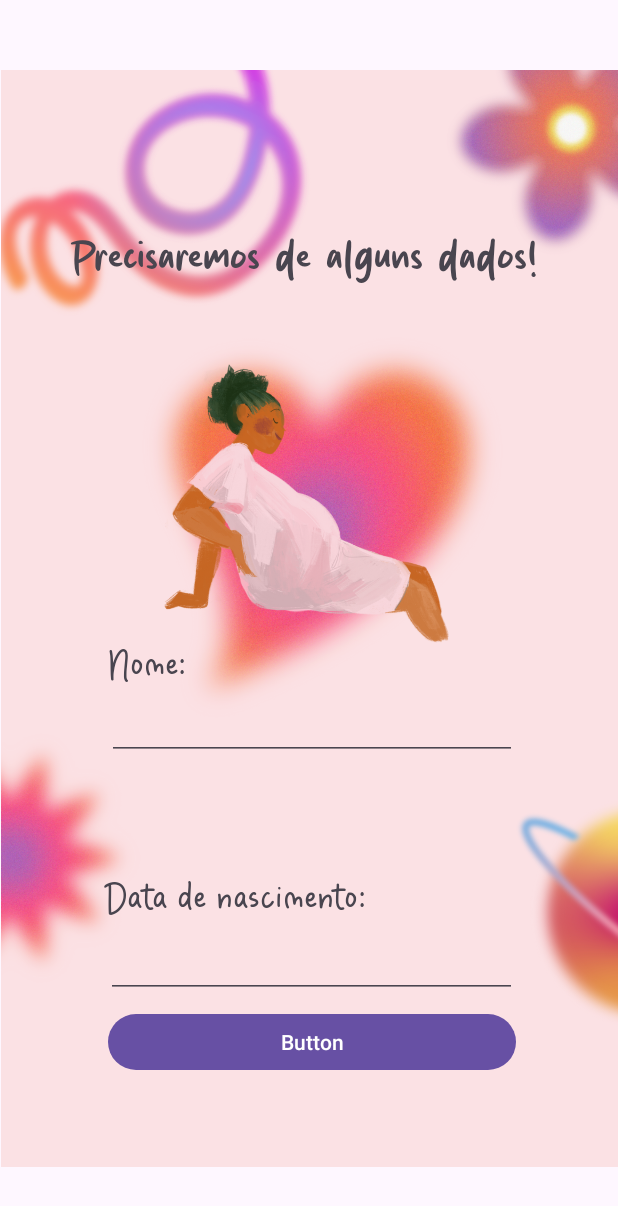
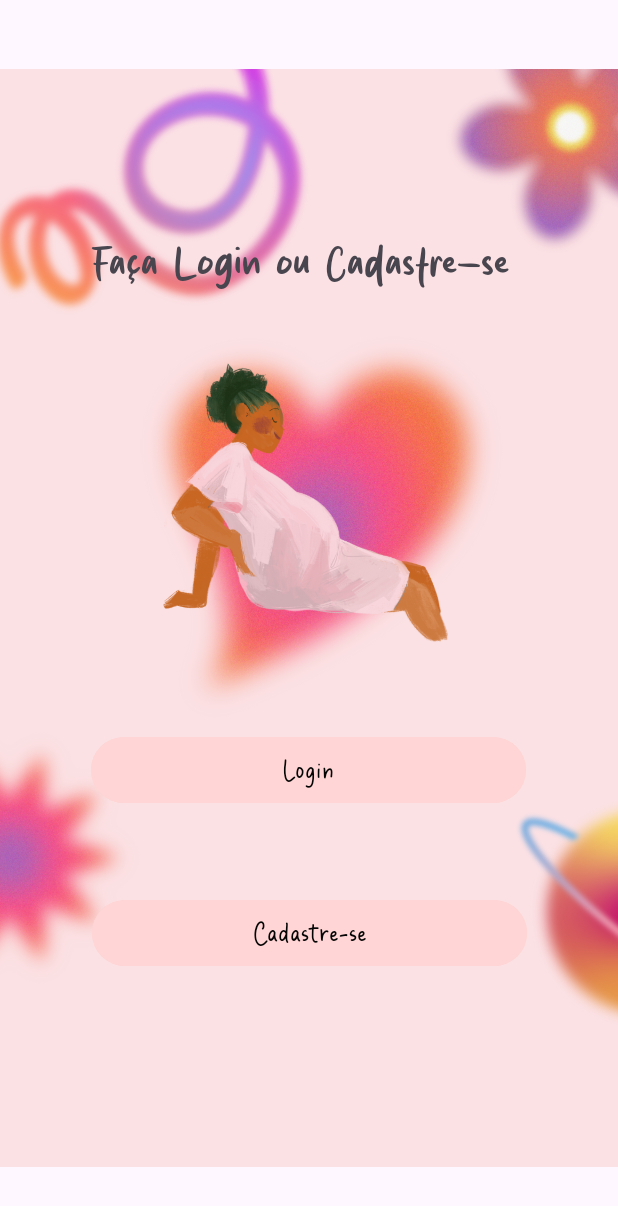
Before and after one commit to TCC111413/Aplicativo, an Android app: the screen it shows after launch (MainActivity), after a tap on "Sou paciente", on a phone screen of 412 x 824 dp. Shown: the top 1206 px of the screen. Run offline under Robolectric (Android 15) with nearby library versions, the phone set to English and light mode, and no system bars.

Commit message:
versao mais atualizada(botoes nao funcionais nao sei pq)

```diff
--- a/app/src/main/java/com/example/aplicativo/MainActivity.kt
+++ b/app/src/main/java/com/example/aplicativo/MainActivity.kt
@@ -15,7 +15,7 @@ class MainActivity : AppCompatActivity() {
 
             val botaotrocar = findViewById<Button>(R.id.idbuttonPaciente)
             botaotrocar.setOnClickListener{
-                setContentView(R.layout.activity_paciente)
+                setContentView(R.layout.activity_tela_paciente)
             }
 
 
--- a/app/src/main/java/com/example/aplicativo/activity_paciente.kt
+++ /dev/null
@@ -1,18 +0,0 @@
-package com.example.aplicativo
-
-import android.os.Bundle
-import android.widget.Button
-import androidx.activity.enableEdgeToEdge
-import androidx.appcompat.app.AppCompatActivity
-class activity_paciente : AppCompatActivity() {
-    override fun onCreate(savedInstanceState: Bundle?) {
-        super.onCreate(savedInstanceState)
-        enableEdgeToEdge()
-        setContentView(R.layout.activity_paciente)
-
-        val botaotrocar = findViewById<Button>(R.id.buttonSeguinte)
-        botaotrocar.setOnClickListener{
-            setContentView(R.layout.paciente2)
-        }
-    }
-}
--- a/app/src/main/java/com/example/aplicativo/paciente2.kt
+++ /dev/null
@@ -1,13 +0,0 @@
-package com.example.aplicativo
-
-import android.os.Bundle
-import androidx.activity.enableEdgeToEdge
-import androidx.appcompat.app.AppCompatActivity
-
-class paciente2 : AppCompatActivity() {
-    override fun onCreate(savedInstanceState: Bundle?) {
-        super.onCreate(savedInstanceState)
-        enableEdgeToEdge()
-        setContentView(R.layout.paciente2)
-    }
-}
--- /dev/null
+++ b/app/src/main/java/com/example/aplicativo/tela_paciente.kt
@@ -0,0 +1,24 @@
+package com.example.aplicativo
+
+import android.content.Intent
+import android.os.Bundle
+import android.widget.Button
+import androidx.activity.enableEdgeToEdge
+import androidx.appcompat.app.AppCompatActivity
+
+class TelaPaciente : AppCompatActivity() {
+    override fun onCreate(savedInstanceState: Bundle?) {
+        super.onCreate(savedInstanceState)
+        enableEdgeToEdge()
+        setContentView(R.layout.activity_tela_paciente)
+
+        val trocartela = findViewById<Button>(R.id.buttonLoginPaciente)
+        trocartela.setOnClickListener {
+            setContentView(R.layout.activity_login_paciente)
+        }
+        val telatrocar = findViewById<Button>(R.id.buttonCadastroPaciente)
+        telatrocar.setOnClickListener {
+            setContentView(R.layout.activity_cadastro_paciente)
+        }
+    }
+}
--- /dev/null
+++ b/app/src/main/res/layout/activity_login_paciente.xml
@@ -0,0 +1,6 @@
+<?xml version="1.0" encoding="utf-8"?>
+<androidx.constraintlayout.widget.ConstraintLayout xmlns:android="http://schemas.android.com/apk/res/android"
+    android:layout_width="match_parent"
+    android:layout_height="match_parent">
+
+</androidx.constraintlayout.widget.ConstraintLayout>
--- a/app/src/main/res/layout/activity_main.xml
+++ b/app/src/main/res/layout/activity_main.xml
@@ -11,9 +11,11 @@
         android:id="@+id/imageView2"
         android:layout_width="wrap_content"
         android:layout_height="wrap_content"
+        app:layout_constraintBottom_toBottomOf="parent"
+        app:layout_constraintEnd_toEndOf="parent"
+        app:layout_constraintStart_toStartOf="parent"
+        app:layout_constraintTop_toTopOf="parent"
         app:srcCompat="@drawable/background_initial"
-        tools:layout_editor_absoluteX="0dp"
-        tools:layout_editor_absoluteY="0dp"
         tools:ignore="MissingConstraints" />
 
     <TextView
@@ -29,7 +31,7 @@
         app:layout_constraintHorizontal_bias="0.496"
         app:layout_constraintStart_toStartOf="@+id/imageView2"
         app:layout_constraintTop_toTopOf="@+id/imageView2"
-        app:layout_constraintVertical_bias="0.043" />
+        app:layout_constraintVertical_bias="0.077" />
 
     <Button
         android:id="@+id/idbuttonPaciente"
--- a/app/src/main/res/layout/activity_paciente.xml
+++ /dev/null
@@ -1,104 +0,0 @@
-<?xml version="1.0" encoding="utf-8"?>
-<androidx.constraintlayout.widget.ConstraintLayout xmlns:android="http://schemas.android.com/apk/res/android"
-    xmlns:app="http://schemas.android.com/apk/res-auto"
-    xmlns:tools="http://schemas.android.com/tools"
-    android:layout_width="match_parent"
-    android:layout_height="match_parent">
-
-    <ImageView
-        android:id="@+id/imageView"
-        android:layout_width="429dp"
-        android:layout_height="731dp"
-        app:layout_constraintBottom_toBottomOf="parent"
-        app:layout_constraintEnd_toEndOf="parent"
-        app:layout_constraintStart_toStartOf="parent"
-        app:layout_constraintTop_toTopOf="parent"
-        app:srcCompat="@drawable/background_paciente"
-        tools:ignore="ContentDescription,MissingConstraints" />
-
-    <TextView
-        android:id="@+id/textView2"
-        android:layout_width="316dp"
-        android:layout_height="40dp"
-        android:fontFamily="@font/kiwi"
-        android:text="@string/precisaremos_de_alguns_dados"
-        android:textSize="34sp"
-        app:layout_constraintBottom_toBottomOf="@+id/imageView"
-        app:layout_constraintEnd_toEndOf="@+id/imageView"
-        app:layout_constraintHorizontal_bias="0.486"
-        app:layout_constraintStart_toStartOf="@+id/imageView"
-        app:layout_constraintTop_toTopOf="@+id/imageView"
-        app:layout_constraintVertical_bias="0.154"
-        tools:ignore="MissingConstraints" />
-
-    <EditText
-        android:id="@+id/editTextDataNascimento"
-        android:layout_width="274dp"
-        android:layout_height="47dp"
-        android:ems="10"
-        android:inputType="date"
-        app:layout_constraintBottom_toBottomOf="parent"
-        app:layout_constraintEnd_toEndOf="@+id/imageView"
-        app:layout_constraintHorizontal_bias="0.482"
-        app:layout_constraintStart_toStartOf="parent"
-        app:layout_constraintTop_toTopOf="@+id/imageView"
-        app:layout_constraintVertical_bias="0.783"
-        tools:ignore="Autofill,LabelFor,MissingConstraints" />
-
-    <EditText
-        android:id="@+id/editTextNome"
-        android:layout_width="273dp"
-        android:layout_height="44dp"
-        android:ems="10"
-        android:inputType="text"
-        app:layout_constraintBottom_toBottomOf="@+id/imageView"
-        app:layout_constraintEnd_toEndOf="parent"
-        app:layout_constraintHorizontal_bias="0.514"
-        app:layout_constraintStart_toStartOf="parent"
-        app:layout_constraintTop_toTopOf="parent"
-        app:layout_constraintVertical_bias="0.63"
-        tools:ignore="Autofill,LabelFor,MissingConstraints" />
-
-    <TextView
-        android:id="@+id/textView4"
-        android:layout_width="wrap_content"
-        android:layout_height="wrap_content"
-        android:fontFamily="@font/duck"
-        android:text="@string/data_de_nascimento_"
-        android:textSize="34sp"
-        app:layout_constraintBottom_toTopOf="@+id/editTextDataNascimento"
-        app:layout_constraintEnd_toEndOf="parent"
-        app:layout_constraintHorizontal_bias="0.291"
-        app:layout_constraintStart_toStartOf="parent"
-        app:layout_constraintTop_toTopOf="@+id/imageView"
-        app:layout_constraintVertical_bias="1.0"
-        tools:ignore="MissingConstraints" />
-
-    <TextView
-        android:id="@+id/textView3"
-        android:layout_width="wrap_content"
-        android:layout_height="wrap_content"
-        android:fontFamily="@font/duck"
-        android:text="@string/nome_"
-        android:textSize="34sp"
-        app:layout_constraintBottom_toTopOf="@+id/editTextNome"
-        app:layout_constraintEnd_toEndOf="parent"
-        app:layout_constraintHorizontal_bias="0.198"
-        app:layout_constraintStart_toStartOf="parent"
-        app:layout_constraintTop_toTopOf="parent"
-        app:layout_constraintVertical_bias="1.0"
-        tools:ignore="MissingConstraints" />
-
-    <Button
-        android:id="@+id/buttonSeguinte"
-        android:layout_width="272dp"
-        android:layout_height="45dp"
-        android:text="Button"
-        app:layout_constraintBottom_toBottomOf="@+id/imageView"
-        app:layout_constraintEnd_toEndOf="parent"
-        app:layout_constraintHorizontal_bias="0.544"
-        app:layout_constraintStart_toStartOf="@+id/imageView"
-        app:layout_constraintTop_toTopOf="@+id/imageView"
-        app:layout_constraintVertical_bias="0.912" />
-
-</androidx.constraintlayout.widget.ConstraintLayout>
--- /dev/null
+++ b/app/src/main/res/layout/activity_tela_paciente.xml
@@ -0,0 +1,64 @@
+<?xml version="1.0" encoding="utf-8"?>
+<androidx.constraintlayout.widget.ConstraintLayout xmlns:android="http://schemas.android.com/apk/res/android"
+    xmlns:app="http://schemas.android.com/apk/res-auto"
+    xmlns:tools="http://schemas.android.com/tools"
+    android:layout_width="match_parent"
+    android:layout_height="match_parent">
+
+    <ImageView
+        android:id="@+id/imageView"
+        android:layout_width="wrap_content"
+        android:layout_height="wrap_content"
+        app:srcCompat="@drawable/background_paciente"
+        tools:layout_editor_absoluteX="0dp"
+        tools:layout_editor_absoluteY="0dp"
+        tools:ignore="MissingConstraints"/>
+
+    <TextView
+        android:id="@+id/textViewInfos"
+        android:layout_width="282dp"
+        android:layout_height="45dp"
+        android:fontFamily="@font/kiwi"
+        android:text="@string/fa_a_login_ou_cadastre_se"
+        android:textSize="34sp"
+        app:layout_constraintBottom_toBottomOf="@+id/imageView"
+        app:layout_constraintEnd_toEndOf="@+id/imageView"
+        app:layout_constraintHorizontal_bias="0.465"
+        app:layout_constraintStart_toStartOf="@+id/imageView"
+        app:layout_constraintTop_toTopOf="parent"
+        app:layout_constraintVertical_bias="0.202"
+        tools:ignore="MissingConstraints" />
+
+    <Button
+        android:id="@+id/buttonLoginPaciente"
+        android:layout_width="290dp"
+        android:layout_height="52dp"
+        android:textColor="#040404"
+        android:backgroundTint="#FFD5D5"
+        android:fontFamily="@font/duck"
+        android:text="@string/login"
+        android:textSize="24sp"
+        app:layout_constraintBottom_toBottomOf="parent"
+        app:layout_constraintEnd_toEndOf="@+id/imageView"
+        app:layout_constraintHorizontal_bias="0.495"
+        app:layout_constraintStart_toStartOf="parent"
+        app:layout_constraintTop_toTopOf="@+id/imageView"
+        app:layout_constraintVertical_bias="0.631"
+        tools:ignore="MissingConstraints" />
+
+    <Button
+        android:id="@+id/buttonCadastroPaciente"
+        android:layout_width="290dp"
+        android:layout_height="52dp"
+        android:textColor="#040404"
+        android:backgroundTint="#FFD5D5"
+        android:fontFamily="@font/duck"
+        android:text="@string/cadastre_se"
+        android:textSize="24sp"
+        app:layout_constraintBottom_toBottomOf="parent"
+        app:layout_constraintEnd_toEndOf="@+id/imageView"
+        app:layout_constraintStart_toStartOf="@+id/imageView"
+        app:layout_constraintTop_toTopOf="parent"
+        app:layout_constraintVertical_bias="0.772"
+        tools:ignore="MissingConstraints" />
+</androidx.constraintlayout.widget.ConstraintLayout>
--- a/app/src/main/res/values/strings.xml
+++ b/app/src/main/res/values/strings.xml
@@ -9,5 +9,11 @@
     <string name="nome_">Nome:</string>
     <string name="data_de_nascimento_">Data de nascimento:</string>
     <string name="pr_ximo_passo">Próximo passo</string>
+    <string name="name" />
+    <string name="nome_1">Nome</string>
+    <string name="oiiii">OIIII</string>
     <string name="seguinte">Seguinte</string>
+    <string name="cadastre_se">Cadastre-se</string>
+    <string name="login">Login</string>
+    <string name="fa_a_login_ou_cadastre_se">Faça Login ou Cadastre-se</string>
 </resources>
```
Also changed, not shown: app/src/main/res/layout/activity_cadastro_paciente.xml (renamed from app/src/main/res/layout/paciente2.xml).
